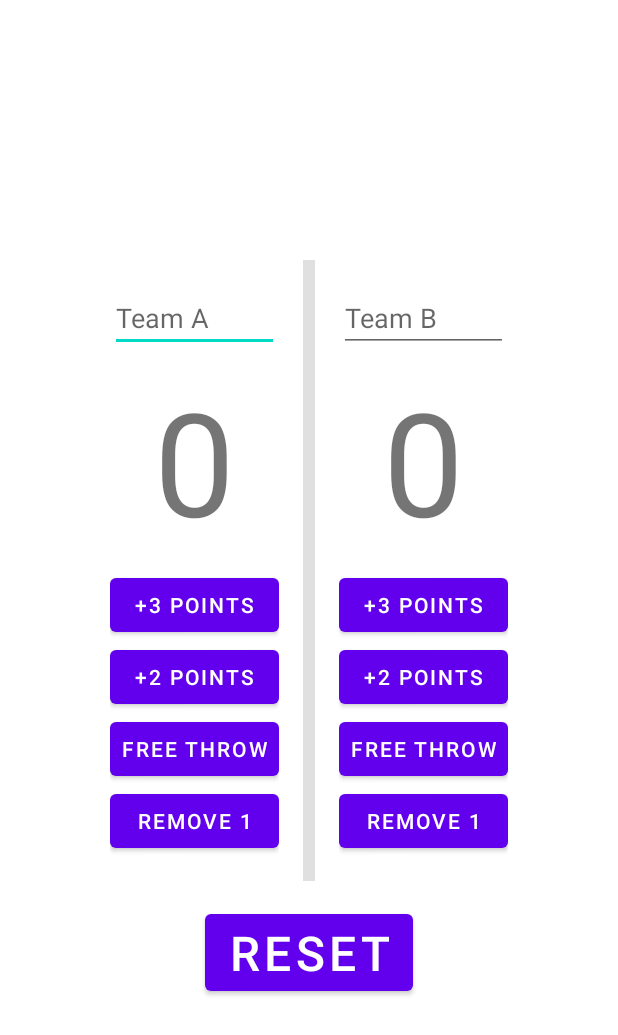
After one commit to T-Reiser/Group27Project1, an Android app: the layout fragment_home.xml on its own in the app's theme, with its tools: preview values and no code run, on a phone screen of 412 x 824 dp. The commit adds this screen. Shown: the top 1035 px of the screen. Run offline under Robolectric (Android 15) with nearby library versions, the phone set to English and light mode, and no system bars.

Commit message:
Refactored activity code to work with fragments

```diff
--- /dev/null
+++ b/app/src/main/res/layout/fragment_home.xml
@@ -0,0 +1,151 @@
+<?xml version="1.0" encoding="utf-8"?>
+<LinearLayout xmlns:android="http://schemas.android.com/apk/res/android"
+    android:layout_width="match_parent"
+    android:layout_height="match_parent"
+    android:gravity="center"
+    android:orientation="vertical">
+
+    <LinearLayout
+        android:layout_width="wrap_content"
+        android:layout_height="wrap_content"
+        android:padding="16dp"
+        android:orientation="horizontal">
+
+        <LinearLayout
+            android:layout_width="wrap_content"
+            android:layout_height="wrap_content"
+            android:padding="16dp"
+            android:orientation="vertical">
+
+            <EditText
+                android:id="@+id/teamA_name"
+                android:layout_width="match_parent"
+                android:layout_height="wrap_content"
+                android:hint="@string/teamA" />
+
+            <TextView
+                android:id="@+id/teamA_score"
+                android:layout_width="match_parent"
+                android:layout_height="wrap_content"
+                android:gravity="center"
+                android:padding="8dp"
+                android:text="@string/default_score"
+                android:textSize="96sp">
+
+            </TextView>
+
+            <Button
+                android:id="@+id/threeA_btn"
+                android:layout_width="match_parent"
+                android:layout_height="wrap_content"
+                android:padding="8dp"
+                android:text="@string/three_point">
+
+            </Button>
+
+            <Button
+                android:id="@+id/twoA_btn"
+                android:layout_width="match_parent"
+                android:layout_height="wrap_content"
+                android:padding="8dp"
+                android:text="@string/two_point">
+
+            </Button>
+
+            <Button
+                android:id="@+id/freeA_btn"
+                android:layout_width="match_parent"
+                android:layout_height="wrap_content"
+                android:padding="8dp"
+                android:text="@string/free_throw">
+
+            </Button>
+
+            <Button
+                android:id="@+id/undoA_btn"
+                android:layout_width="match_parent"
+                android:layout_height="wrap_content"
+                android:padding="8dp"
+                android:text="@string/undo">
+            </Button>
+
+        </LinearLayout>
+
+        <View
+            android:id="@+id/team_divider"
+            android:layout_width="8dp"
+            android:layout_height="match_parent"
+            android:layout_weight="1"
+            android:padding="16dp"
+            android:background="?android:attr/listDivider" />
+
+        <LinearLayout
+            android:layout_width="wrap_content"
+            android:layout_height="wrap_content"
+            android:padding="16dp"
+            android:orientation="vertical">
+
+            <EditText
+                android:id="@+id/teamB_name"
+                android:layout_width="match_parent"
+                android:layout_height="wrap_content"
+                android:hint="@string/teamB" />
+
+            <TextView
+                android:id="@+id/teamB_score"
+                android:layout_width="match_parent"
+                android:layout_height="wrap_content"
+                android:gravity="center"
+                android:padding="8dp"
+                android:text="@string/default_score"
+                android:textSize="96sp">
+
+            </TextView>
+
+            <Button
+                android:id="@+id/threeB_btn"
+                android:layout_width="match_parent"
+                android:layout_height="wrap_content"
+                android:padding="8dp"
+                android:text="@string/three_point">
+
+            </Button>
+
+            <Button
+                android:id="@+id/twoB_btn"
+                android:layout_width="match_parent"
+                android:layout_height="wrap_content"
+                android:padding="8dp"
+                android:text="@string/two_point">
+
+            </Button>
+
+            <Button
+                android:id="@+id/freeB_btn"
+                android:layout_width="match_parent"
+                android:layout_height="wrap_content"
+                android:padding="8dp"
+                android:text="@string/free_throw">
+
+            </Button>
+            <Button
+                android:id="@+id/undoB_btn"
+                android:layout_width="match_parent"
+                android:layout_height="wrap_content"
+                android:padding="8dp"
+                android:text="@string/undo">
+
+            </Button>
+
+        </LinearLayout>
+
+    </LinearLayout>
+
+    <Button
+        android:id="@+id/reset_btn"
+        android:layout_width="wrap_content"
+        android:layout_height="wrap_content"
+        android:textSize="32sp"
+        android:text="@string/reset" />
+
+</LinearLayout>
```
Also changed, not shown: app/src/main/java/com/example/group27project1/HomeFragment.kt (added, +51 -0 lines), app/src/main/java/com/example/group27project1/MainActivity.kt (+16 -2 lines), app/src/main/java/com/example/group27project1/Team.kt (added, +7 -0 lines), app/src/main/res/layout-land/activity_main.xml (+4 -155 lines), app/src/main/res/layout/activity_main.xml (+4 -156 lines).
